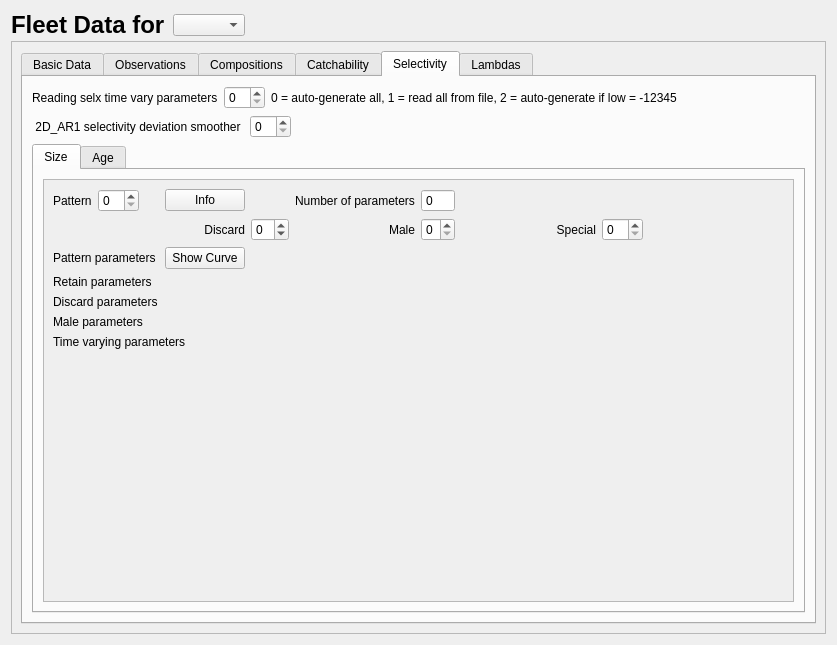
Above: src/fleet_widget.ui from nmfs-ost/ss3-ssi before the change. Below: the same form after it.
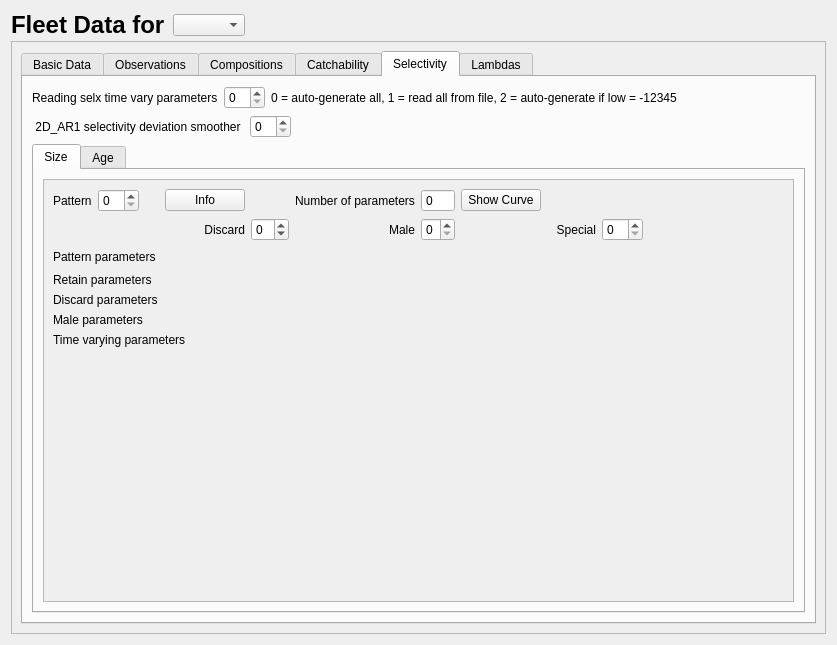
That is the form after the change. Icons and pictures are not drawn.

Commit message: Adding selex graphs

The edit to the form file:
```diff
--- a/src/fleet_widget.ui
+++ b/src/fleet_widget.ui
@@ -1608,19 +1608,6 @@
                       </property>
                      </widget>
                     </item>
-                    <item row="0" column="7">
-                     <spacer name="horizontalSpacer_15">
-                      <property name="orientation">
-                       <enum>Qt::Horizontal</enum>
-                      </property>
-                      <property name="sizeHint" stdset="0">
-                       <size>
-                        <width>40</width>
-                        <height>20</height>
-                       </size>
-                      </property>
-                     </spacer>
-                    </item>
                     <item row="12" column="0" colspan="4">
                      <widget class="QLabel" name="label_selex_size_timevary_parms">
                       <property name="text">
@@ -1672,16 +1659,6 @@
                       </property>
                      </widget>
                     </item>
-                    <item row="2" column="3">
-                     <widget class="QPushButton" name="pushButton_selex_size_curve">
-                      <property name="text">
-                       <string>Show Curve</string>
-                      </property>
-                      <property name="checkable">
-                       <bool>true</bool>
-                      </property>
-                     </widget>
-                    </item>
                     <item row="1" column="9">
                      <spacer name="horizontalSpacer_23">
                       <property name="orientation">
@@ -1720,6 +1697,46 @@
                     <item row="3" column="0" colspan="10">
                      <layout class="QVBoxLayout" name="verticalLayout_selex_size_params"/>
                     </item>
+                    <item row="2" column="7">
+                     <spacer name="horizontalSpacer_15">
+                      <property name="orientation">
+                       <enum>Qt::Horizontal</enum>
+                      </property>
+                      <property name="sizeHint" stdset="0">
+                       <size>
+                        <width>40</width>
+                        <height>20</height>
+                       </size>
+                      </property>
+                     </spacer>
+                    </item>
+                    <item row="0" column="7">
+                     <layout class="QHBoxLayout" name="horizontalLayout_2">
+                      <item>
+                       <widget class="QPushButton" name="pushButton_selex_size_curve">
+                        <property name="text">
+                         <string>Show Curve</string>
+                        </property>
+                        <property name="checkable">
+                         <bool>true</bool>
+                        </property>
+                       </widget>
+                      </item>
+                      <item>
+                       <spacer name="horizontalSpacer_26">
+                        <property name="orientation">
+                         <enum>Qt::Horizontal</enum>
+                        </property>
+                        <property name="sizeHint" stdset="0">
+                         <size>
+                          <width>40</width>
+                          <height>20</height>
+                         </size>
+                        </property>
+                       </spacer>
+                      </item>
+                     </layout>
+                    </item>
                    </layout>
                   </item>
                   <item>
```
The commit also changes 4 other files.
